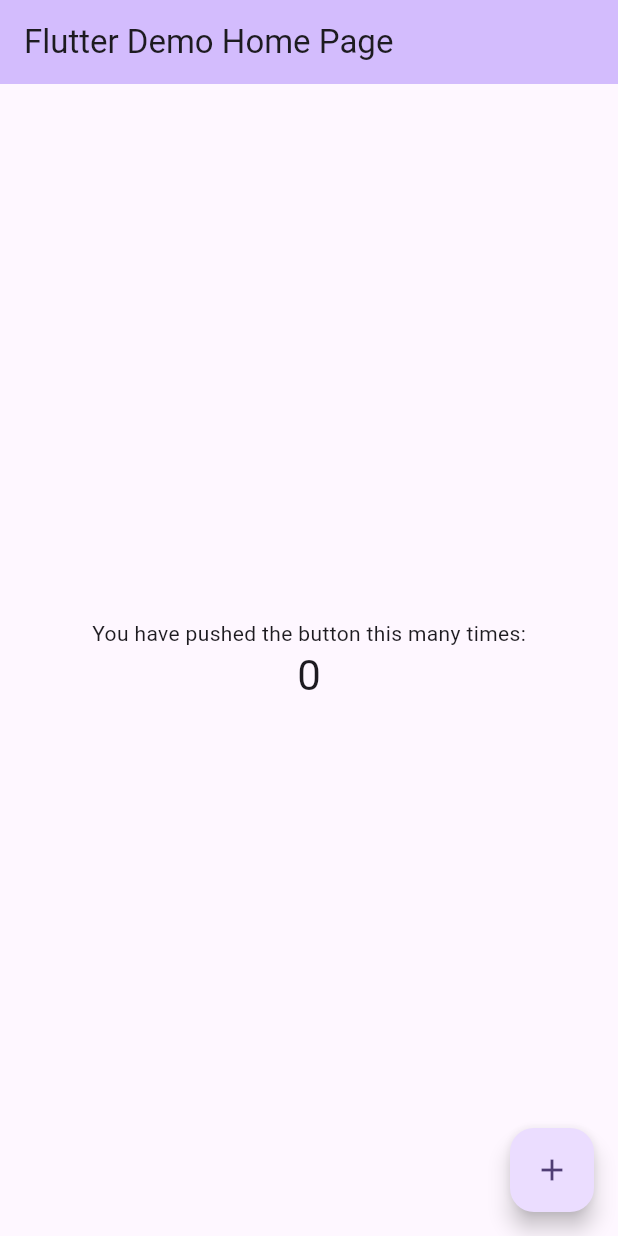
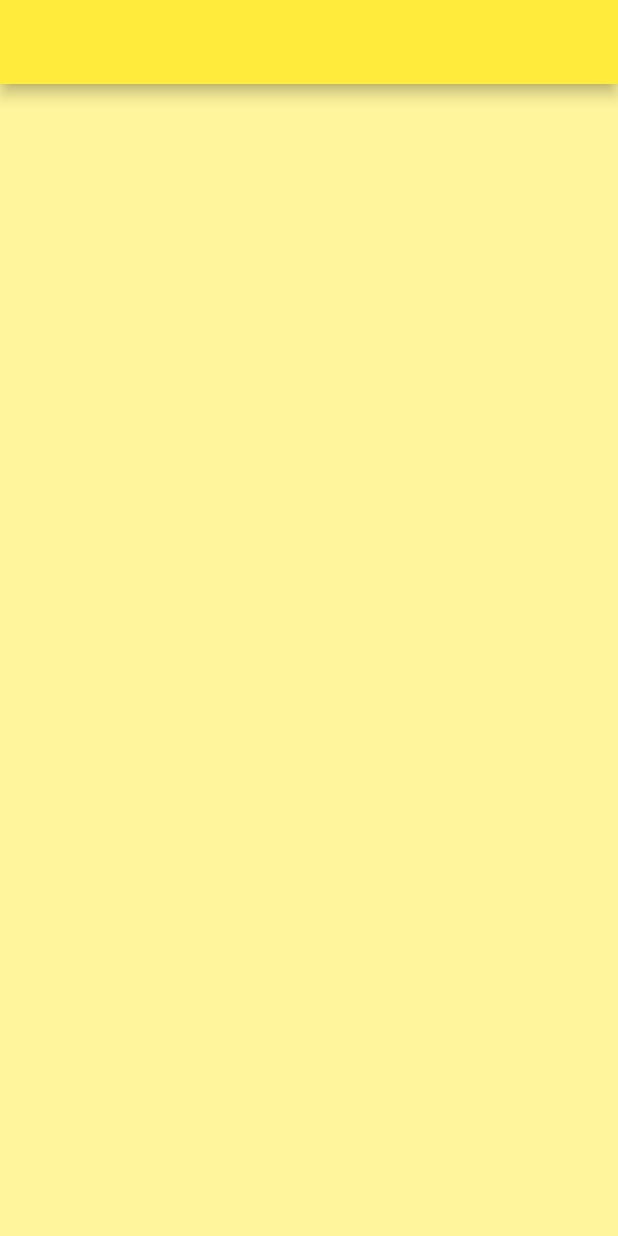
Before and after one commit to Hishamk99/todo-local-database, a Flutter app: the screen it shows after launch, on a phone screen of 412 x 824 dp. Run offline on Flutter 3.47's test engine with Material 3 defaults, Android fonts, the phone set to English and light mode, and no system bars.

Commit message:
change theme

```diff
--- a/lib/main.dart
+++ b/lib/main.dart
@@ -1,4 +1,6 @@
 import 'package:flutter/material.dart';
+
+import 'screens/home_page.dart';
 
 void main() {
   runApp(const MyApp());
@@ -10,60 +12,12 @@ class MyApp extends StatelessWidget {
   @override
   Widget build(BuildContext context) {
     return MaterialApp(
-      title: 'Flutter Demo',
       theme: ThemeData(
-        colorScheme: ColorScheme.fromSeed(seedColor: Colors.deepPurple),
-        useMaterial3: true,
+        primarySwatch: Colors.yellow,
+        useMaterial3: false,
       ),
-      home: const MyHomePage(title: 'Flutter Demo Home Page'),
+      debugShowCheckedModeBanner: false,
+      home: const HomePage(),
     );
   }
 }
-
-class MyHomePage extends StatefulWidget {
-  const MyHomePage({super.key, required this.title});
-
-  final String title;
-
-  @override
-  State<MyHomePage> createState() => _MyHomePageState();
-}
-
-class _MyHomePageState extends State<MyHomePage> {
-  int _counter = 0;
-
-  void _incrementCounter() {
-    setState(() {
-      _counter++;
-    });
-  }
-
-  @override
-  Widget build(BuildContext context) {
-    return Scaffold(
-      appBar: AppBar(
-        backgroundColor: Theme.of(context).colorScheme.inversePrimary,
-        title: Text(widget.title),
-      ),
-      body: Center(
-        child: Column(
-          mainAxisAlignment: MainAxisAlignment.center,
-          children: <Widget>[
-            const Text(
-              'You have pushed the button this many times:',
-            ),
-            Text(
-              '$_counter',
-              style: Theme.of(context).textTheme.headlineMedium,
-            ),
-          ],
-        ),
-      ),
-      floatingActionButton: FloatingActionButton(
-        onPressed: _incrementCounter,
-        tooltip: 'Increment',
-        child: const Icon(Icons.add),
-      ),
-    );
-  }
-}
--- a/lib/screens/home_page.dart
+++ b/lib/screens/home_page.dart
@@ -0,0 +1,15 @@
+import 'package:flutter/material.dart';
+
+class HomePage extends StatelessWidget {
+  const HomePage({super.key});
+
+  @override
+  Widget build(BuildContext context) {
+    return SafeArea(
+      child: Scaffold(
+        backgroundColor: Colors.yellow.shade200,
+        appBar: AppBar(),
+      ),
+    );
+  }
+}
```
